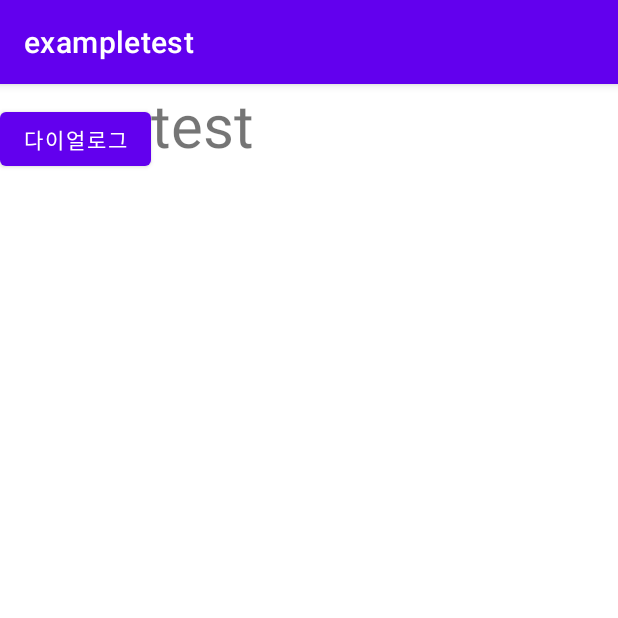
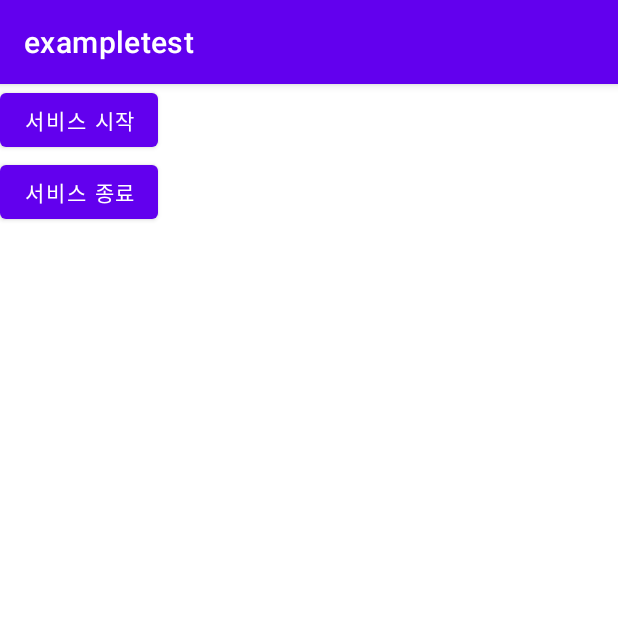
Before and after one commit to roswkzm/Android_basic_relearn, an Android app: the screen it shows after launch (MainActivity), on a phone screen of 412 x 824 dp, the top half of it. Run offline under Robolectric (Android 15) with nearby library versions, the phone set to English and light mode, and no system bars.

```diff
--- a/app/src/main/AndroidManifest.xml
+++ b/app/src/main/AndroidManifest.xml
@@ -24,6 +24,9 @@
                 <category android:name="android.intent.category.LAUNCHER" />
             </intent-filter>
         </activity>
+
+        <service android:name=".MusicService"/>
+
     </application>
 
 </manifest>
--- a/app/src/main/java/com/example/exampletest/MainActivity.java
+++ b/app/src/main/java/com/example/exampletest/MainActivity.java
@@ -5,6 +5,7 @@ import androidx.appcompat.app.AlertDialog;
 import androidx.appcompat.app.AppCompatActivity;
 
 import android.content.DialogInterface;
+import android.content.Intent;
 import android.os.Bundle;
 import android.os.Handler;
 import android.os.Message;
@@ -17,44 +18,28 @@ import android.widget.Toast;
 
 public class MainActivity extends AppCompatActivity {
 
-    Button btn_dialog;
-    TextView tv_result;
+    Button btn_start, btn_stop;
 
     @Override
     protected void onCreate(Bundle savedInstanceState) {
         super.onCreate(savedInstanceState);
         setContentView(R.layout.activity_main);
 
-        btn_dialog = (Button) findViewById(R.id.btn_dialog);
-        tv_result = (TextView) findViewById(R.id.tv_result);
 
-        btn_dialog.setOnClickListener(new View.OnClickListener() {
+        btn_start = (Button) findViewById(R.id.btn_start);
+        btn_stop = (Button) findViewById(R.id.btn_stop);
+
+        btn_start.setOnClickListener(new View.OnClickListener() {
             @Override
             public void onClick(View view) {
-                AlertDialog.Builder ad = new AlertDialog.Builder(MainActivity.this);
-                ad.setIcon(R.mipmap.ic_launcher);
-                ad.setTitle("제목");
-                ad.setMessage("메시지 부분");
+                startService(new Intent(getApplicationContext(),MusicService.class));
+            }
+        });
 
-                final EditText et = new EditText(MainActivity.this);
-                ad.setView(et);
-
-                ad.setPositiveButton("확인", new DialogInterface.OnClickListener() {
-                    @Override
-                    public void onClick(DialogInterface dialogInterface, int i) {
-                        String result = et.getText().toString();
-                        tv_result.setText(result);
-                        dialogInterface.dismiss();
-                    }
-                });
-
-                ad.setNegativeButton("취소", new DialogInterface.OnClickListener() {
-                    @Override
-                    public void onClick(DialogInterface dialogInterface, int i) {
-                        dialogInterface.dismiss();
-                    }
-                });
-                ad.show();
+        btn_stop.setOnClickListener(new View.OnClickListener() {
+            @Override
+            public void onClick(View view) {
+                stopService(new Intent(getApplicationContext(),MusicService.class));
             }
         });
     }
--- a/app/src/main/res/layout/activity_main.xml
+++ b/app/src/main/res/layout/activity_main.xml
@@ -4,20 +4,19 @@
     xmlns:tools="http://schemas.android.com/tools"
     android:layout_width="match_parent"
     android:layout_height="match_parent"
-    android:orientation="horizontal"
+    android:orientation="vertical"
     tools:context=".MainActivity">
 
     <Button
-        android:id="@+id/btn_dialog"
+        android:id="@+id/btn_start"
         android:layout_width="wrap_content"
         android:layout_height="wrap_content"
-        android:text="다이얼로그"/>
+        android:text="서비스 시작"/>
 
-    <TextView
-        android:id="@+id/tv_result"
+    <Button
+        android:id="@+id/btn_stop"
         android:layout_width="wrap_content"
         android:layout_height="wrap_content"
-        android:text="test"
-        android:textSize="40sp"/>
+        android:text="서비스 종료"/>
 
 </LinearLayout>
```
Also changed, not shown: app/src/main/java/com/example/exampletest/MusicService.java (added, +42 -0 lines), 1 other file.
